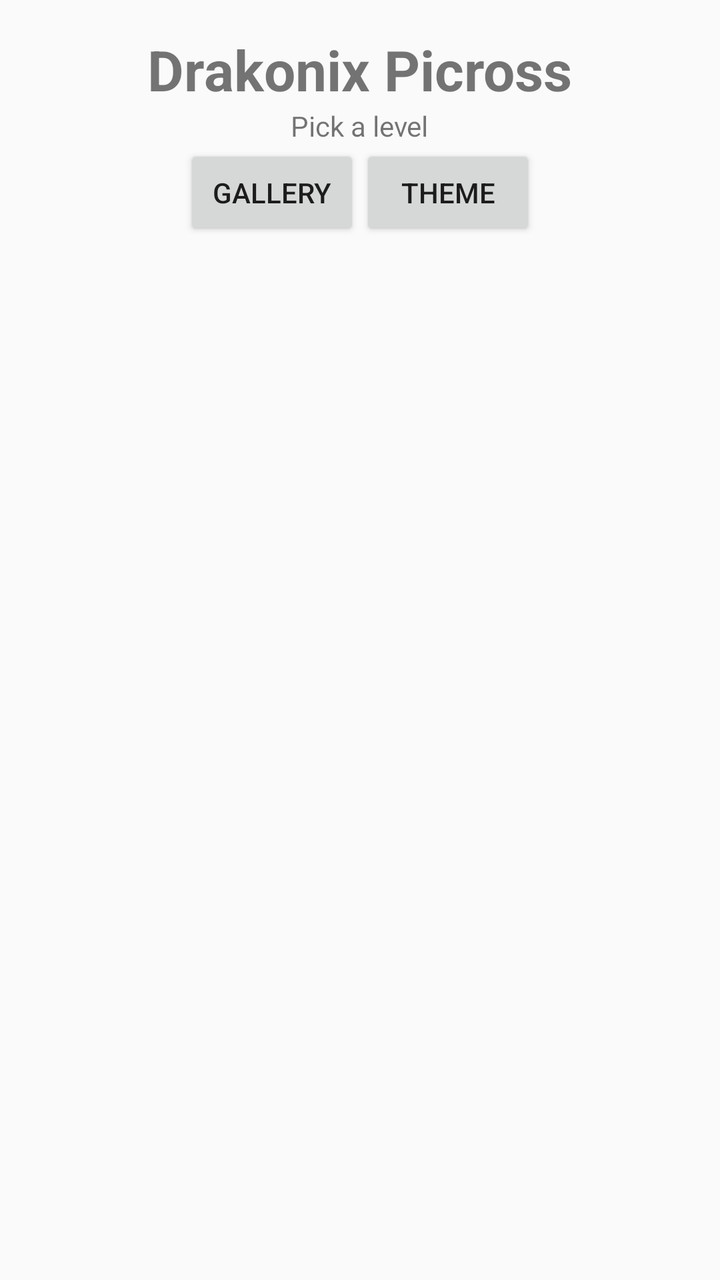
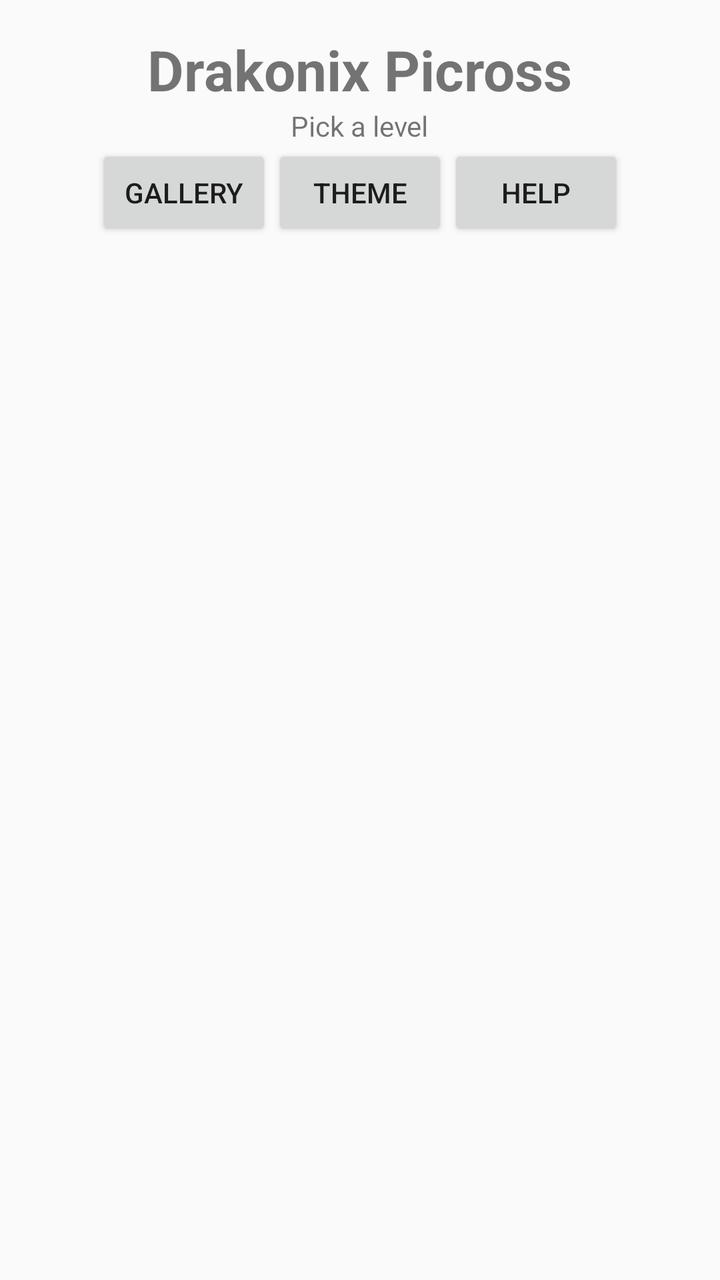

An Android layout rendered at two revisions. The XML below is the earlier revision; the diff shows what the commit changed to produce the second picture.
<!-- AndroidManifest.xml: application theme Theme.DrakonixPicross -->
<!-- res/layout/activity_main.xml -->
<?xml version="1.0" encoding="utf-8"?>
<ScrollView xmlns:android="http://schemas.android.com/apk/res/android"
    android:fitsSystemWindows="true"
    android:layout_width="match_parent"
    android:layout_height="match_parent"
    android:fillViewport="true">

    <LinearLayout
        android:layout_width="match_parent"
        android:layout_height="wrap_content"
        android:orientation="vertical"
        android:padding="16dp">

        <TextView
            android:id="@+id/titleText"
            android:layout_width="wrap_content"
            android:layout_height="wrap_content"
            android:layout_gravity="center_horizontal"
            android:text="@string/app_name"
            android:textSize="28sp"
            android:textStyle="bold" />

        <TextView
            android:id="@+id/pickText"
            android:layout_width="wrap_content"
            android:layout_height="wrap_content"
            android:layout_gravity="center_horizontal"
            android:text="@string/pick_level" />

        <LinearLayout
            android:layout_width="wrap_content"
            android:layout_height="wrap_content"
            android:layout_gravity="center_horizontal"
            android:layout_marginBottom="12dp"
            android:orientation="horizontal">

            <Button
                android:id="@+id/galleryButton"
                android:layout_width="wrap_content"
                android:layout_height="wrap_content"
                android:text="@string/gallery" />

            <Button
                android:id="@+id/themeButton"
                android:layout_width="wrap_content"
                android:layout_height="wrap_content"
                android:text="@string/theme" />
        </LinearLayout>

        <GridLayout
            android:id="@+id/levelGrid"
            android:layout_width="match_parent"
            android:layout_height="wrap_content"
            android:columnCount="2" />
    </LinearLayout>
</ScrollView>
<!-- resources referenced by this layout -->
<resources>
  <string name="app_name">Drakonix Picross</string>
  <string name="gallery">Gallery</string>
  <string name="pick_level">Pick a level</string>
  <string name="theme">Theme</string>
  <style name="Theme.DrakonixPicross" parent="android:Theme.Material.Light.NoActionBar">
          <item name="android:colorPrimary">@color/primary</item>
          <item name="android:colorAccent">@color/accent</item>
          <item name="android:windowBackground">@color/background</item>
      </style>
  <color name="primary">#37474F</color>
  <color name="accent">#26A69A</color>
  <color name="background">#FAFAFA</color>
</resources>

<!-- the commit's change to res/layout/activity_main.xml (unified diff, before → after) -->
@@ -45,6 +45,12 @@
                 android:layout_width="wrap_content"
                 android:layout_height="wrap_content"
                 android:text="@string/theme" />
+
+            <Button
+                android:id="@+id/helpButton"
+                android:layout_width="wrap_content"
+                android:layout_height="wrap_content"
+                android:text="@string/help" />
         </LinearLayout>
 
         <GridLayout
<!-- resource entries referenced after the edit -->
@@ -2,6 +2,7 @@
 <resources>
   <string name="app_name">Drakonix Picross</string>
   <string name="gallery">Gallery</string>
+  <string name="help">Help</string>
   <string name="pick_level">Pick a level</string>
   <string name="theme">Theme</string>
   <style name="Theme.DrakonixPicross" parent="android:Theme.Material.Light.NoActionBar">
